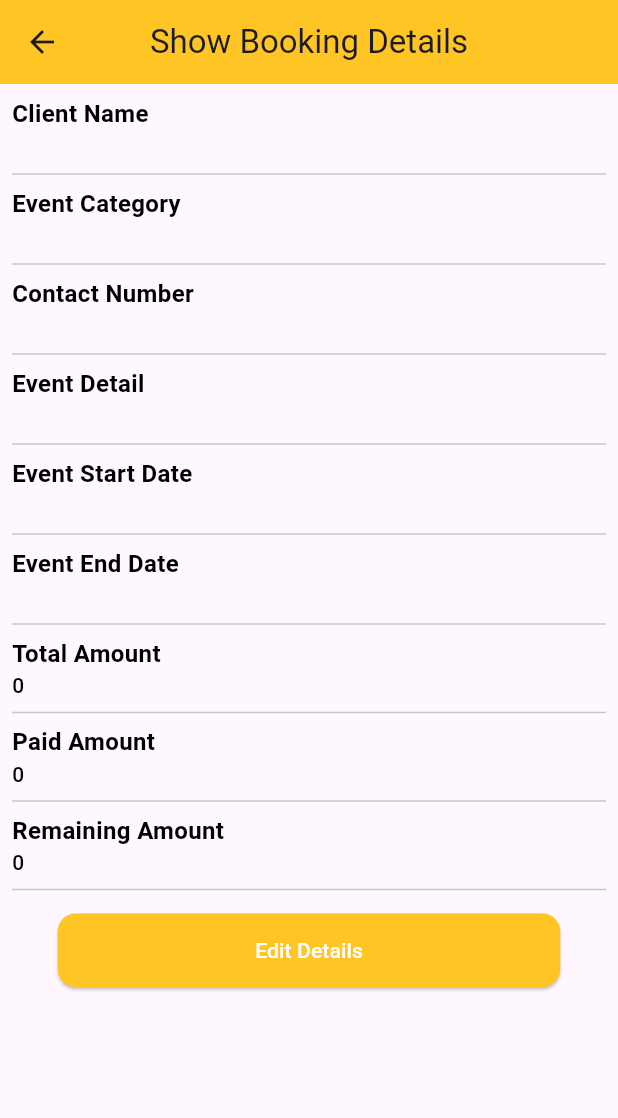
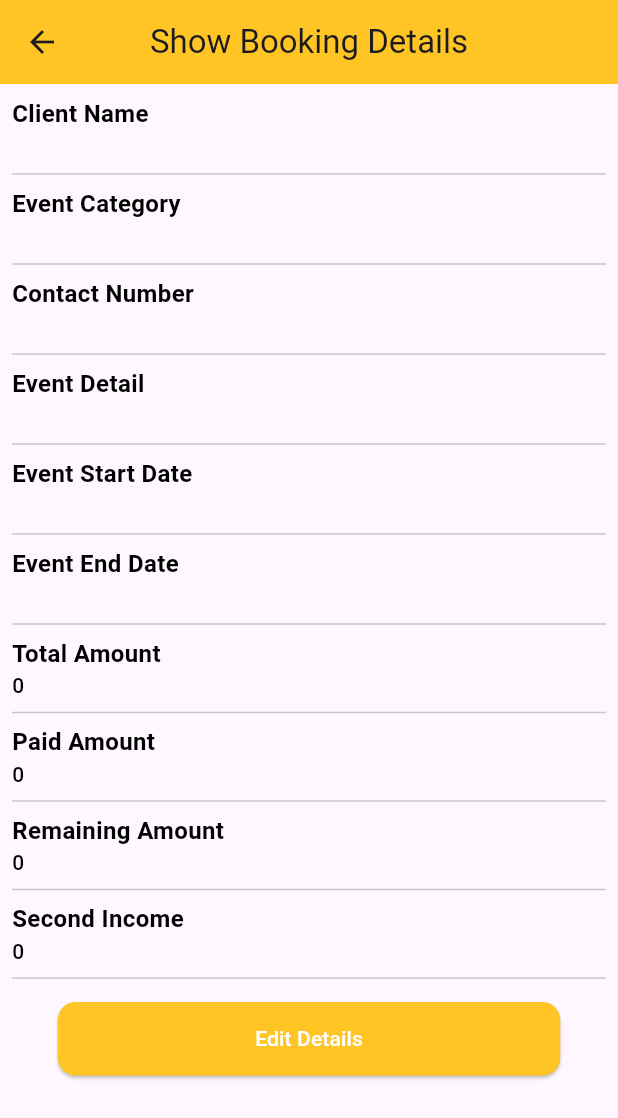
Before and after one commit to fwdAndroid/hallbooking, a Flutter app: the BookingDetail screen opened directly with empty values, on a phone screen of 412 x 824 dp. Shown: the top 1118 px of the screen. Run offline on Flutter 3.47's test engine with Material 3 defaults, Android fonts, the phone set to English and light mode, and no system bars; our stand-ins replace cloud_firestore, firebase_auth, firebase_core, google_fonts; accounts and stored records are empty; Roboto replaces fonts that are missing (Mulish).

Commit message:
SecondIncome

```diff
--- a/lib/screens/booking/booking_detail.dart
+++ b/lib/screens/booking/booking_detail.dart
@@ -16,6 +16,7 @@ class BookingDetail extends StatefulWidget {
   final remainingAmount;
   final totalAmount;
   final uuid;
+  final secondIncome;
   const BookingDetail({
     super.key,
     required this.addressController,
@@ -23,6 +24,7 @@ class BookingDetail extends StatefulWidget {
     required this.contactNumber,
     required this.eventEndDate,
     required this.eventStartDate,
+    required this.secondIncome,
     required this.name,
     required this.paidAmount,
     required this.purpose,
@@ -186,6 +188,21 @@ class _BookingDetailState extends State<BookingDetail> {
                       fontSize: 14),
                 ),
                 Divider(),
+                Text(
+                  "Second Income",
+                  style: TextStyle(
+                      color: titleColor,
+                      fontWeight: FontWeight.bold,
+                      fontSize: 16),
+                ),
+                Text(
+                  widget.secondIncome.toString(),
+                  style: TextStyle(
+                      color: titleColor,
+                      fontWeight: FontWeight.w500,
+                      fontSize: 14),
+                ),
+                Divider(),
                 Center(
                   child: Padding(
                     padding: const EdgeInsets.all(8.0),
--- a/lib/screens/booking/search_by_category_booking.dart
+++ b/lib/screens/booking/search_by_category_booking.dart
@@ -146,6 +146,8 @@ class _CategoryBookingSearchState extends State<CategoryBookingSearch> {
                                   context,
                                   MaterialPageRoute(
                                     builder: (builder) => BookingDetail(
+                                      secondIncome:
+                                          data['secondIncome'].toString(),
                                       addressController:
                                           data['_addressController'],
                                       eventEndDate: data['eventEndDate'],
--- a/lib/screens/booking/show_booking.dart
+++ b/lib/screens/booking/show_booking.dart
@@ -238,6 +238,8 @@ class _ShowBookingState extends State<ShowBooking> {
                                         context,
                                         MaterialPageRoute(
                                           builder: (builder) => BookingDetail(
+                                            secondIncome:
+                                                data['secondIncome'].toString(),
                                             addressController:
                                                 data['_addressController'],
                                             eventEndDate: data['eventEndDate'],
@@ -396,6 +398,9 @@ class _ShowBookingState extends State<ShowBooking> {
                                             MaterialPageRoute(
                                               builder: (builder) =>
                                                   BookingDetail(
+                                                secondIncome:
+                                                    data['secondIncome']
+                                                        .toString(),
                                                 addressController:
                                                     data['_addressController'],
                                                 eventEndDate:
```
